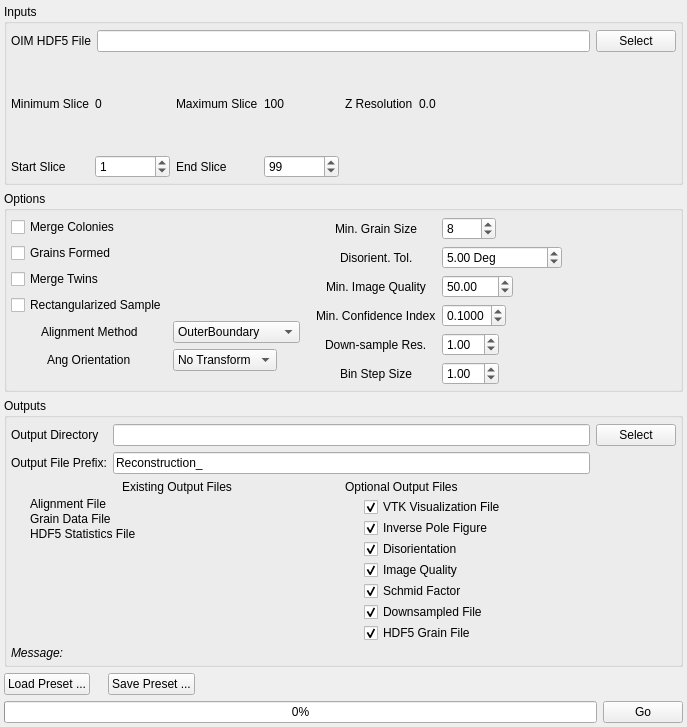
Before: the Qt Designer form Source/AIM/GUI/UI_Files/ReconstructionWidget.ui in BlueQuartzSoftware/DREAM3D, drawn with Qt 5.
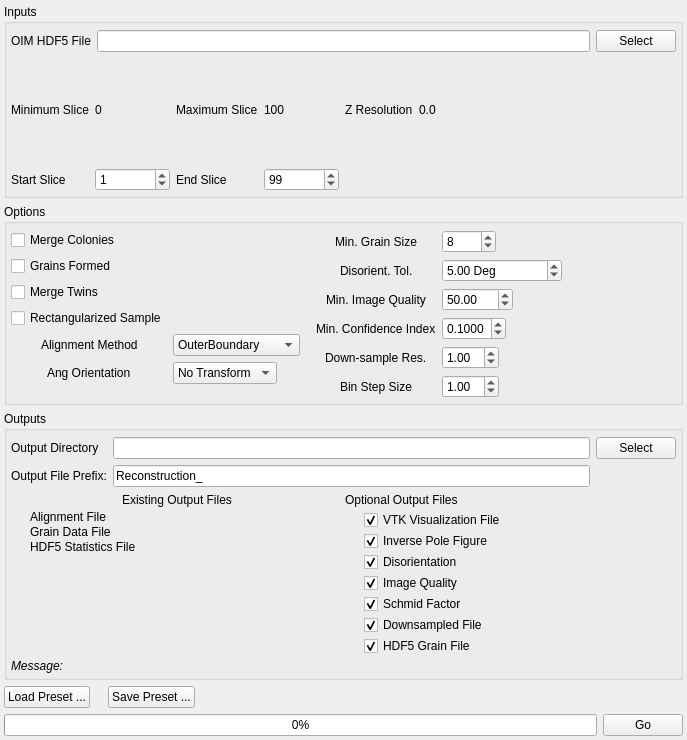
After: the same form once the commit is applied. Icons and pictures are not drawn.

What changed in the file:
```diff
--- a/Source/AIM/GUI/UI_Files/ReconstructionWidget.ui
+++ b/Source/AIM/GUI/UI_Files/ReconstructionWidget.ui
@@ -7,7 +7,7 @@
     <x>0</x>
     <y>0</y>
     <width>687</width>
-    <height>727</height>
+    <height>740</height>
    </rect>
   </property>
   <property name="sizePolicy">
```
